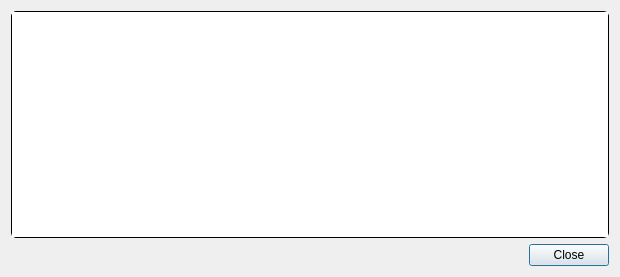
Above: src/qt/forms/transactiondescdialog.ui from nazarpechka/volvox-old before the change. Below: the same form after it.
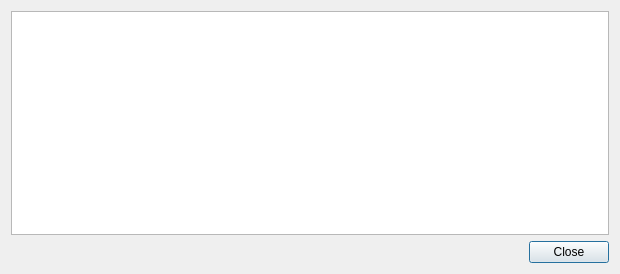
That is the form after the change.

The edit to the form file:
```diff
--- a/src/qt/forms/transactiondescdialog.ui
+++ b/src/qt/forms/transactiondescdialog.ui
@@ -20,14 +20,7 @@
       <string>This pane shows a detailed description of the transaction</string>
      </property>
      <property name="styleSheet">
-      <string notr="true">border-top-left-radius: 5px;
-border-top-right-radius: 5px;
-border-bottom-left-radius: 5px;
-border-bottom-right-radius: 5px;
-border: 1px solid #000000;
-min-height: 225px;
-max-height: 225px;
-</string>
+      <string notr="true"></string>
      </property>
      <property name="readOnly">
       <bool>true</bool>
```
